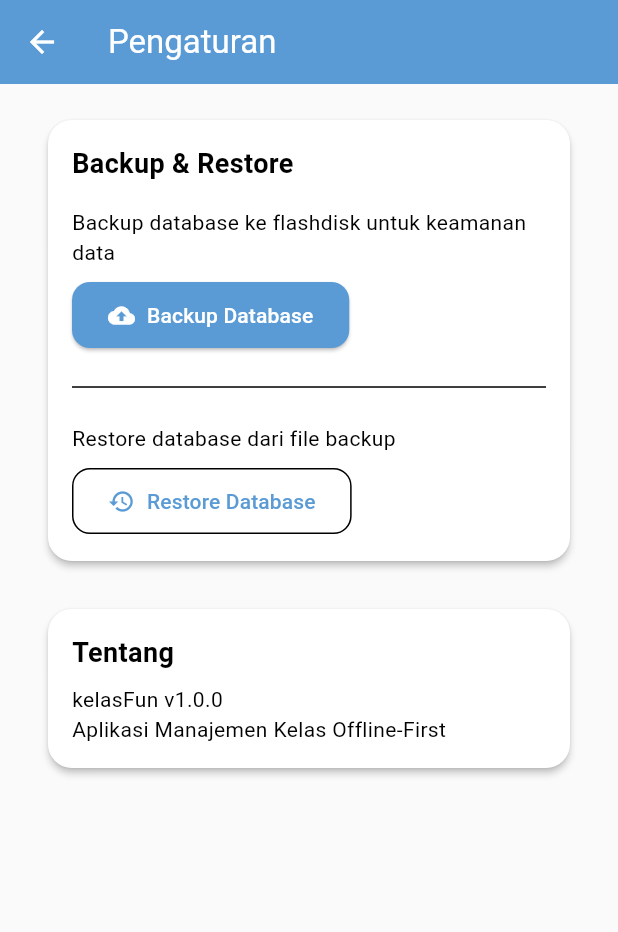
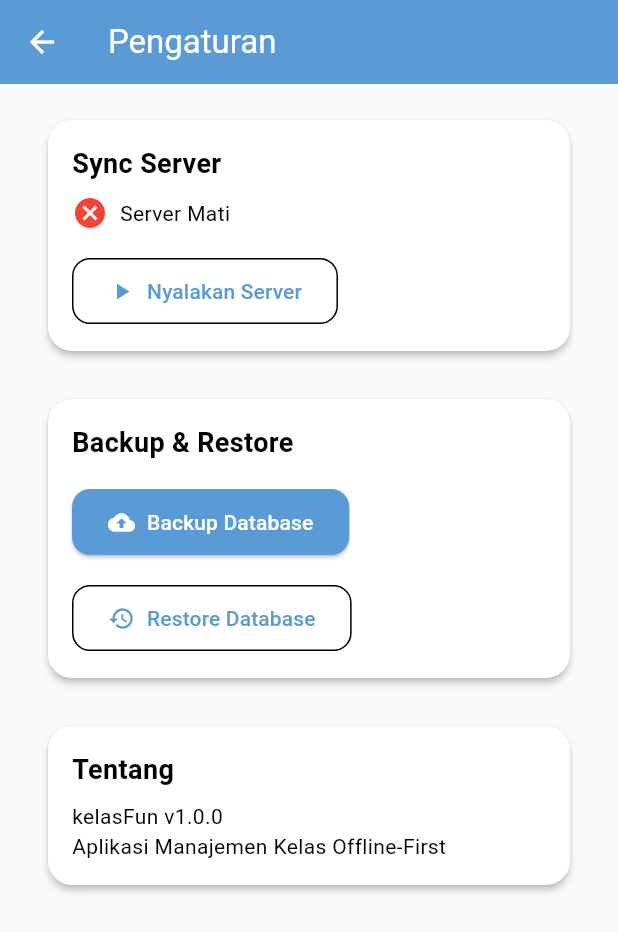
Before and after one commit to Chukie99/kelasfun, a Flutter app: the SettingsScreen screen opened directly, on a phone screen of 412 x 824 dp. Shown: the top 932 px of the screen. Run offline on Flutter 3.47's test engine with Material 3 defaults, Android fonts, the phone set to English and light mode, and no system bars; our stand-ins replace drift, file_picker, pdf, printing, qr_flutter, shelf; missing offline and left inert: mobile_scanner, shelf_router; accounts and stored records are empty; generated files the repository leaves out were written again.

Commit message:
feat: Milestone 3 - Desktop sync server with shelf HTTP, API key auth, and QR pairing

```diff
--- /dev/null
+++ b/lib/core/sync/sync_server.dart
@@ -0,0 +1,49 @@
+import 'dart:io';
+import 'package:shelf/shelf.dart';
+import 'package:shelf/shelf_io.dart' as io;
+import 'package:shelf_router/shelf_router.dart';
+import 'package:kelasfun/core/database/app_database.dart';
+import 'sync_handler.dart';
+
+class SyncServer {
+  HttpServer? _server;
+  final AppDatabase db;
+  final String apiKey;
+  final int port;
+
+  SyncServer({
+    required this.db,
+    required this.apiKey,
+    this.port = 8080,
+  });
+
+  bool get isRunning => _server != null;
+
+  Future<void> start() async {
+    if (_server != null) return;
+
+    final handler = SyncHandler(db: db, apiKey: apiKey);
+
+    final router = Router()
+      ..get('/api/health', handler.healthCheck)
+      ..get('/api/students', handler.getStudents)
+      ..post('/api/attendance', handler.syncAttendance);
+
+    final pipeline = const Pipeline()
+        .addMiddleware(logRequests())
+        .addHandler(router.call);
+
+    _server = await io.serve(pipeline, InternetAddress.anyIPv4, port);
+    print('Sync server running on port $port');
+  }
+
+  Future<void> stop() async {
+    await _server?.close();
+    _server = null;
+    print('Sync server stopped');
+  }
+
+  String getServerUrl() {
+    return 'http://localhost:$port';
+  }
+}
--- /dev/null
+++ b/lib/core/utils/network_utils.dart
@@ -0,0 +1,23 @@
+import 'dart:io';
+
+class NetworkUtils {
+  static Future<String> getLocalIp() async {
+    try {
+      final interfaces = await NetworkInterface.list(
+        type: InternetAddressType.IPv4,
+        includeLoopback: false,
+      );
+
+      for (final interface in interfaces) {
+        for (final addr in interface.addresses) {
+          if (!addr.isLoopback) {
+            return addr.address;
+          }
+        }
+      }
+    } catch (e) {
+      // ignore
+    }
+    return 'localhost';
+  }
+}
--- a/lib/features/settings/settings_screen.dart
+++ b/lib/features/settings/settings_screen.dart
@@ -3,11 +3,58 @@ import 'package:flutter/material.dart';
 import 'package:provider/provider.dart';
 import 'package:file_picker/file_picker.dart';
 import 'package:kelasfun/core/database/app_database.dart';
+import 'package:kelasfun/core/sync/sync_server.dart';
+import 'package:kelasfun/core/utils/network_utils.dart';
 import 'package:kelasfun/shared/widgets/app_card.dart';
 import 'package:kelasfun/shared/widgets/app_button.dart';
+import 'package:kelasfun/features/settings/widgets/server_section.dart';
+import 'package:kelasfun/features/settings/widgets/pairing_qr.dart';
 
-class SettingsScreen extends StatelessWidget {
+class SettingsScreen extends StatefulWidget {
   const SettingsScreen({super.key});
+
+  @override
+  State<SettingsScreen> createState() => _SettingsScreenState();
+}
+
+class _SettingsScreenState extends State<SettingsScreen> {
+  SyncServer? _server;
+  bool _serverRunning = false;
+  String _serverUrl = '';
+  String _localIp = '';
+
+  @override
+  void initState() {
+    super.initState();
+    _loadServerStatus();
+  }
+
+  Future<void> _loadServerStatus() async {
+    final ip = await NetworkUtils.getLocalIp();
+    setState(() => _localIp = ip);
+  }
+
+  Future<void> _toggleServer() async {
+    final db = context.read<AppDatabase>();
+
+    if (_serverRunning) {
+      await _server?.stop();
+      setState(() {
+        _serverRunning = false;
+        _serverUrl = '';
+      });
+    } else {
+      _server = SyncServer(
+        db: db,
+        apiKey: 'kelasfun-secret-key',
+      );
+      await _server!.start();
+      setState(() {
+        _serverRunning = true;
+        _serverUrl = 'http://$_localIp:8080';
+      });
+    }
+  }
 
   @override
   Widget build(BuildContext context) {
@@ -17,23 +64,32 @@ class SettingsScreen extends StatelessWidget {
         padding: const EdgeInsets.all(16),
         children: [
           AppCard(
+            child: ServerSection(
+              isRunning: _serverRunning,
+              serverUrl: _serverUrl,
+              onToggle: _toggleServer,
+            ),
+          ),
+          if (_serverRunning) ...[
+            const SizedBox(height: 16),
+            AppCard(
+              child: PairingQr(port: 8080, token: 'kelasfun-secret-key'),
+            ),
+          ],
+          const SizedBox(height: 16),
+          AppCard(
             child: Column(
               crossAxisAlignment: CrossAxisAlignment.start,
               children: [
-                const Text('Backup & Restore', style: TextStyle(fontWeight: FontWeight.bold, fontSize: 18)),
+                const Text('Backup & Restore',
+                    style: TextStyle(fontWeight: FontWeight.bold, fontSize: 18)),
                 const SizedBox(height: 16),
-                const Text('Backup database ke flashdisk untuk keamanan data'),
-                const SizedBox(height: 8),
                 AppButton(
                   label: 'Backup Database',
                   icon: Icons.backup,
                   onPressed: () => _backupDatabase(context),
                 ),
                 const SizedBox(height: 16),
-                const Divider(),
-                const SizedBox(height: 16),
-                const Text('Restore database dari file backup'),
-                const SizedBox(height: 8),
                 AppButton(
                   label: 'Restore Database',
                   icon: Icons.restore,
@@ -48,7 +104,8 @@ class SettingsScreen extends StatelessWidget {
             child: Column(
               crossAxisAlignment: CrossAxisAlignment.start,
               children: [
-                const Text('Tentang', style: TextStyle(fontWeight: FontWeight.bold, fontSize: 18)),
+                const Text('Tentang',
+                    style: TextStyle(fontWeight: FontWeight.bold, fontSize: 18)),
                 const SizedBox(height: 8),
                 const Text('kelasFun v1.0.0'),
                 const Text('Aplikasi Manajemen Kelas Offline-First'),
--- /dev/null
+++ b/lib/features/settings/widgets/server_section.dart
@@ -0,0 +1,51 @@
+import 'package:flutter/material.dart';
+import 'package:kelasfun/shared/widgets/app_button.dart';
+
+class ServerSection extends StatelessWidget {
+  final bool isRunning;
+  final String serverUrl;
+  final VoidCallback onToggle;
+
+  const ServerSection({
+    super.key,
+    required this.isRunning,
+    required this.serverUrl,
+    required this.onToggle,
+  });
+
+  @override
+  Widget build(BuildContext context) {
+    return Column(
+      crossAxisAlignment: CrossAxisAlignment.start,
+      children: [
+        const Text('Sync Server',
+            style: TextStyle(fontWeight: FontWeight.bold, fontSize: 18)),
+        const SizedBox(height: 8),
+        Row(
+          children: [
+            Icon(
+              isRunning ? Icons.check_circle : Icons.cancel,
+              color: isRunning ? Colors.green : Colors.red,
+            ),
+            const SizedBox(width: 8),
+            Text(isRunning ? 'Server Aktif' : 'Server Mati'),
+          ],
+        ),
+        if (isRunning) ...[
+          const SizedBox(height: 8),
+          Text('URL: $serverUrl',
+              style: const TextStyle(fontFamily: 'monospace')),
+          const SizedBox(height: 4),
+          const Text('Port: 8080'),
+        ],
+        const SizedBox(height: 16),
+        AppButton(
+          label: isRunning ? 'Matikan Server' : 'Nyalakan Server',
+          icon: isRunning ? Icons.stop : Icons.play_arrow,
+          isOutlined: !isRunning,
+          onPressed: onToggle,
+        ),
+      ],
+    );
+  }
+}
--- a/pubspec.yaml
+++ b/pubspec.yaml
@@ -22,6 +22,8 @@ dependencies:
   file_picker: ^6.1.0
   mobile_scanner: ^5.2.3
   http: ^1.1.0
+  shelf: ^1.4.0
+  shelf_router: ^1.1.0
 
 dev_dependencies:
   flutter_test:
```
Also changed, not shown: lib/core/sync/sync_handler.dart (added, +71 -0 lines), lib/features/settings/widgets/pairing_qr.dart (added, +36 -0 lines), pubspec.lock.
